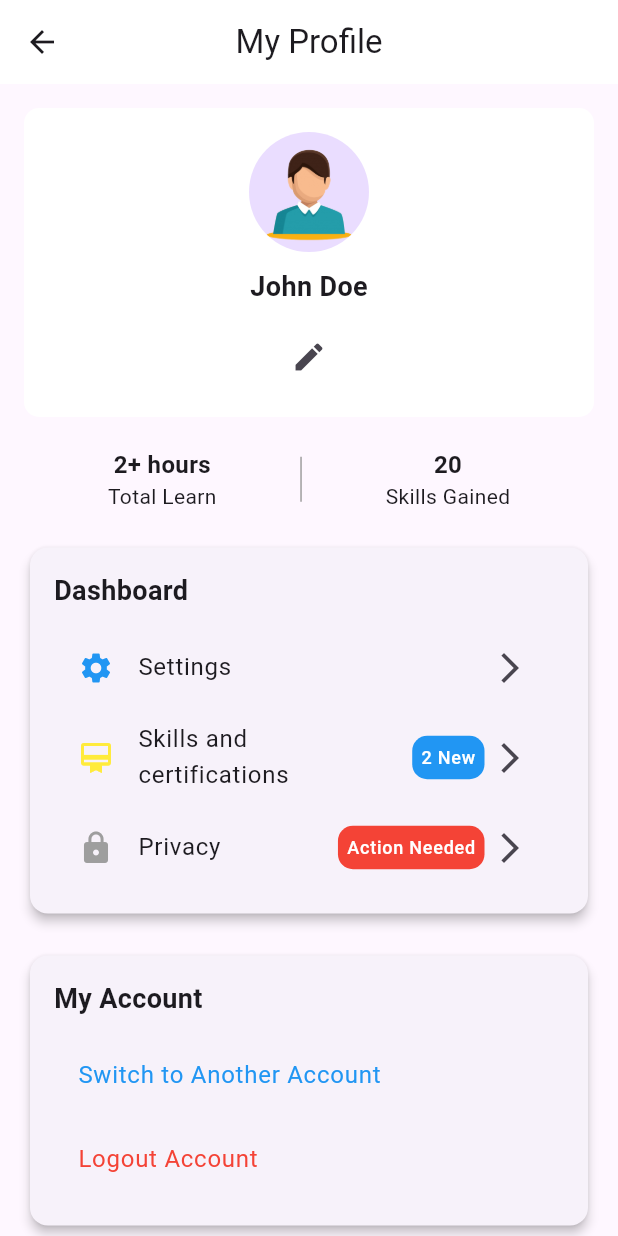
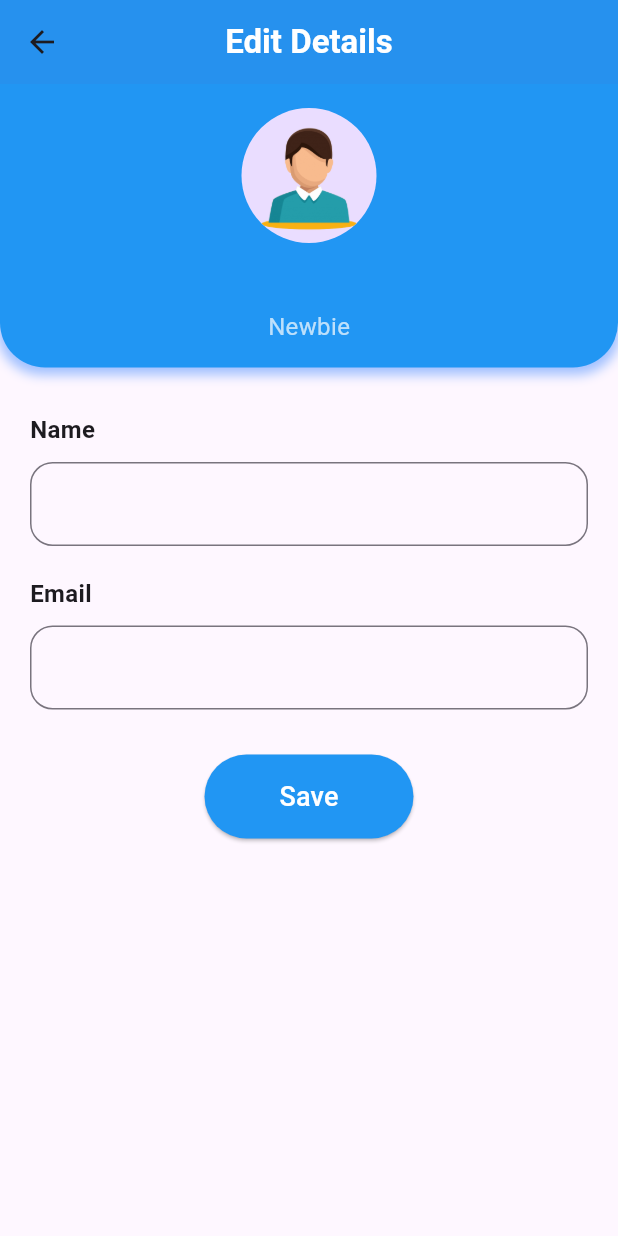
Before and after one commit to danuka-nalidu/soft_skill-app, a Flutter app: the ProfilePage screen opened directly, after a tap on the "edit" icon, on a phone screen of 412 x 824 dp. Run offline on Flutter 3.47's test engine with Material 3 defaults, Android fonts, the phone set to English and light mode, and no system bars; our stand-ins replace cloud_firestore, firebase_auth, firebase_core, iconsax; accounts and stored records are empty; network calls fail.

Commit message:
Update profile and edit profile page

```diff
--- a/lib/pages/app_main_screen.dart
+++ b/lib/pages/app_main_screen.dart
@@ -1,6 +1,8 @@
 import 'package:flutter/material.dart';
 import 'package:iconsax/iconsax.dart';
 import 'package:uee_project/pages/home_screen.dart';
+
+import 'profile.dart';
 
 // Define the primary color constant
 const kprimaryColor = Colors.blue;
@@ -115,7 +117,8 @@ class _AppMainScreenState extends State<AppMainScreen> {
       case 3:
         return navbarPage(Iconsax.notification5);
       case 4:
-        return navbarPage(Iconsax.profile_2user5);
+        // return navbarPage(Iconsax.profile_2user5);
+        return ProfilePage();
       default:
         return navbarPage(Iconsax.home5);
     }
--- /dev/null
+++ b/lib/pages/edit_details.dart
@@ -0,0 +1,201 @@
+import 'package:flutter/material.dart';
+import 'package:firebase_auth/firebase_auth.dart';
+import 'package:uee_project/services/authentication.dart';
+
+class EditDetailsPage extends StatefulWidget {
+  @override
+  _EditDetailsPageState createState() => _EditDetailsPageState();
+}
+
+class _EditDetailsPageState extends State<EditDetailsPage> {
+  String userName = '';
+  String userEmail = '';
+
+  @override
+  void initState() {
+    super.initState();
+    fetchUserDetails(); // Fetch user details on page load
+  }
+
+  void fetchUserDetails() async {
+    String? uid = FirebaseAuth.instance.currentUser?.uid;
+    if (uid != null) {
+      Map<String, dynamic>? userData = await AuthServices().getUserData(uid);
+      if (mounted) {
+        setState(() {
+          userName = userData?['name'] ?? 'John Doe';
+          userEmail = userData?['email'] ?? 'john.doe@mail.com';
+        });
+      }
+    }
+  }
+
+  @override
+  Widget build(BuildContext context) {
+    return Scaffold(
+      appBar: AppBar(
+        title: const Text('Edit Details'),
+        backgroundColor: Colors.blue,
+        centerTitle: true,
+        titleTextStyle: const TextStyle(
+          color: Colors.white,
+          fontWeight: FontWeight.bold,
+          fontSize: 22,
+        ),
+        elevation: 2, // Slight shadow for the app bar
+      ),
+      body: Stack(
+        children: [
+          ListView(
+            padding: EdgeInsets.zero, // Remove padding around ListView
+            children: [
+              // Profile section with avatar, name, and shadow
+              Container(
+                width: double.infinity, // Full width of the container
+                padding: const EdgeInsets.all(16.0),
+                decoration: BoxDecoration(
+                  color: Colors.blue,
+                  borderRadius: const BorderRadius.only(
+                    bottomLeft: Radius.circular(30),
+                    bottomRight: Radius.circular(30),
+                  ),
+                  boxShadow: [
+                    BoxShadow(
+                      color: Colors.blueAccent.withOpacity(0.5),
+                      spreadRadius: 2,
+                      blurRadius: 6,
+                      offset: const Offset(0, 3), // Shadow position
+                    ),
+                  ],
+                ),
+                child: Column(
+                  crossAxisAlignment: CrossAxisAlignment.center,
+                  children: [
+                    const CircleAvatar(
+                      radius: 45,
+                      backgroundImage: AssetImage('images/avatar.png'),
+                    ),
+                    const SizedBox(height: 10),
+                    Text(
+                      userName,
+                      style: const TextStyle(
+                        fontSize: 24,
+                        fontWeight: FontWeight.bold,
+                        color: Colors.white,
+                      ),
+                    ),
+                    const Text(
+                      'Newbie',
+                      style: TextStyle(
+                        fontSize: 16,
+                        color: Colors.white70,
+                      ),
+                    ),
+                  ],
+                ),
+              ),
+              const SizedBox(height: 30),
+
+              // Name field
+              Padding(
+                padding: const EdgeInsets.symmetric(horizontal: 20.0),
+                child: Column(
+                  crossAxisAlignment: CrossAxisAlignment.start,
+                  children: [
+                    const Text(
+                      'Name',
+                      style:
+                          TextStyle(fontWeight: FontWeight.bold, fontSize: 16),
+                    ),
+                    const SizedBox(height: 10),
+                    TextField(
+                      decoration: InputDecoration(
+                        hintText: userName,
+                        border: OutlineInputBorder(
+                          borderRadius:
+                              BorderRadius.circular(15), // Rounded corners
+                          borderSide: const BorderSide(
+                            color: Colors.grey, // Default border color
+                          ),
+                        ),
+                        focusedBorder: OutlineInputBorder(
+                          borderRadius:
+                              BorderRadius.circular(15), // Rounded corners
+                          borderSide: const BorderSide(
+                            color: Colors.blue, // Color when focused
+                            width: 2.0,
+                          ),
+                        ),
+                      ),
+                    ),
+                  ],
+                ),
+              ),
+              const SizedBox(height: 20),
+
+              // Email field
+              Padding(
+                padding: const EdgeInsets.symmetric(horizontal: 20.0),
+                child: Column(
+                  crossAxisAlignment: CrossAxisAlignment.start,
+                  children: [
+                    const Text(
+                      'Email',
+                      style:
+                          TextStyle(fontWeight: FontWeight.bold, fontSize: 16),
+                    ),
+                    const SizedBox(height: 10),
+                    TextField(
+                      decoration: InputDecoration(
+                        hintText: userEmail,
+                        border: OutlineInputBorder(
+                          borderRadius:
+                              BorderRadius.circular(15), // Rounded corners
+                          borderSide: const BorderSide(
+                            color: Colors.grey, // Default border color
+                          ),
+                        ),
+                        focusedBorder: OutlineInputBorder(
+                          borderRadius:
+                              BorderRadius.circular(15), // Rounded corners
+                          borderSide: const BorderSide(
+                            color: Colors.blue, // Color when focused
+                            width: 2.0,
+                          ),
+                        ),
+                      ),
+                    ),
+                  ],
+                ),
+              ),
+              const SizedBox(height: 30),
+
+              // Add Save button
+              Center(
+                child: ElevatedButton(
+                  onPressed: () {
+                    // Handle the save logic here
+                  },
+                  style: ElevatedButton.styleFrom(
+                    padding: const EdgeInsets.symmetric(
+                        horizontal: 50, vertical: 15),
+                    shape: RoundedRectangleBorder(
+                      borderRadius: BorderRadius.circular(30),
+                    ),
+                    backgroundColor:
+                        Colors.blue, // Set background color to blue
+                  ),
+                  child: const Text(
+                    'Save',
+                    style: TextStyle(fontSize: 18, color: Colors.white),
+                  ),
+                ),
+              ),
+              const SizedBox(height: 30),
+            ],
+          ),
+        ],
+      ),
+    );
+  }
+}
--- a/lib/pages/home_screen.dart
+++ b/lib/pages/home_screen.dart
@@ -1,8 +1,10 @@
 import 'package:cloud_firestore/cloud_firestore.dart';
+import 'package:firebase_auth/firebase_auth.dart';
 import 'package:flutter/material.dart';
 import 'package:iconsax/iconsax.dart';
 import 'package:uee_project/pages/profile.dart';
 import 'package:uee_project/pages/skill_detail_screen.dart';
+import 'package:uee_project/services/authentication.dart'; // Import AuthServices
 import 'package:uee_project/widget/banner.dart';
 import 'package:uee_project/widget/my_icon_button.dart';
 
@@ -21,7 +23,29 @@ class _HomeScreenState extends State<HomeScreen> {
   final CollectionReference categoriesItems =
       FirebaseFirestore.instance.collection("Categories");
   final CollectionReference skillItems = FirebaseFirestore.instance
-      .collection("SoftSkills"); //collection for skills section
+      .collection("SoftSkills"); // collection for skills section
+
+  String userName = ''; // Variable to store the user's name
+
+  @override
+  void initState() {
+    super.initState();
+    fetchUserName(); // Fetch the user's name when the screen initializes
+  }
+
+  void fetchUserName() async {
+    String? uid =
+        FirebaseAuth.instance.currentUser?.uid; // Get the current user's UID
+    if (uid != null) {
+      Map<String, dynamic>? userData = await AuthServices().getUserData(uid);
+      if (mounted) {
+        // Check if the widget is still in the tree
+        setState(() {
+          userName = userData?['name'] ?? ''; // Set the user's name
+        });
+      }
+    }
+  }
 
   @override
   Widget build(BuildContext context) {
@@ -67,7 +91,7 @@ class _HomeScreenState extends State<HomeScreen> {
                         ),
                       ),
                     ),
-                    //for banner
+                    // for banner
                     const BannerToExplore(),
                     const Padding(
                       padding: EdgeInsets.symmetric(
@@ -282,9 +306,9 @@ class _HomeScreenState extends State<HomeScreen> {
   Row headerParts() {
     return Row(
       children: [
-        const Text(
-          "Hello, John Doe",
-          style: TextStyle(
+        Text(
+          "Hello, $userName", // Use the fetched user name here
+          style: const TextStyle(
             fontSize: 32,
             fontWeight: FontWeight.bold,
             height: 1,
--- a/lib/pages/profile.dart
+++ b/lib/pages/profile.dart
@@ -1,5 +1,8 @@
 import 'package:flutter/material.dart';
+import 'package:uee_project/pages/edit_details.dart';
 import 'package:uee_project/pages/logout.dart'; // Import the logout page
+import 'package:firebase_auth/firebase_auth.dart'; // Import Firebase Auth
+import 'package:uee_project/services/authentication.dart'; // Import AuthServices
 
 class ProfilePage extends StatefulWidget {
   @override
@@ -7,25 +10,54 @@ class ProfilePage extends StatefulWidget {
 }
 
 class _ProfilePageState extends State<ProfilePage> {
+  String userName = ''; // Variable to store the user's name
+
+  @override
+  void initState() {
+    super.initState();
+    fetchUserName(); // Fetch the user's name when the page initializes
+  }
+
+  void fetchUserName() async {
+    String? uid =
+        FirebaseAuth.instance.currentUser?.uid; // Get the current user's UID
+    if (uid != null) {
+      Map<String, dynamic>? userData = await AuthServices().getUserData(uid);
+      if (mounted) {
+        setState(() {
+          userName = userData?['name'] ?? ''; // Set the user's name
+        });
+      }
+    }
+  }
+
   @override
   Widget build(BuildContext context) {
     return Scaffold(
       appBar: AppBar(
         title: Text('My Profile'),
-        backgroundColor: Colors.white,
+        titleTextStyle: TextStyle(
+            color: Colors.black, fontWeight: FontWeight.bold, fontSize: 25),
+        backgroundColor: Colors.blue, // Set the app bar color to blue
         centerTitle: true,
       ),
       body: ListView(
-        padding: EdgeInsets.all(16.0),
+        // padding: EdgeInsets.all(16.0),
         children: [
           // Profile Section
           Container(
             padding: EdgeInsets.all(16.0),
             decoration: BoxDecoration(
-              color: Colors.white,
-              borderRadius: BorderRadius.circular(10),
+              color: Colors.blue, // Set the background color
+              borderRadius: BorderRadius.only(
+                bottomLeft: Radius.circular(30),
+                bottomRight: Radius.circular(30),
               ),
-            child: Column(
+            ),
+            child: Padding(
+              padding:
+                  const EdgeInsets.only(left: 20.0), // Add left padding here
+              child: Row(
                 children: [
                   // Using the provided image path for the avatar
                   CircleAvatar(
@@ -33,22 +65,33 @@ class _ProfilePageState extends State<ProfilePage> {
                     backgroundImage:
                         AssetImage('images/avatar.png'), // Image path updated
                   ),
-                SizedBox(height: 10),
-                Text(
-                  'John Doe',
+                  SizedBox(width: 10),
+                  Expanded(
+                    child: Text(
+                      userName, // Use the fetched user's name here
                       style: TextStyle(
-                    fontSize: 18,
-                    fontWeight: FontWeight.bold,
+                        fontSize: 22, // Adjust font size
+                        fontWeight: FontWeight.w500,
+                        color: Colors.white, // Change text color to white
                       ),
                     ),
-                SizedBox(height: 10),
-                IconButton(
-                  icon: Icon(Icons.edit),
+                  ),
+                  Padding(
+                    padding: const EdgeInsets.only(right: 15.0),
+                    child: IconButton(
+                      icon: Icon(Icons.edit,
+                          color: Colors.white), // Edit icon color
                       onPressed: () {
-                    // Handle profile editing
+                        Navigator.push(
+                          context,
+                          MaterialPageRoute(
+                              builder: (context) => EditDetailsPage()),
+                        );
                       },
                     ),
+                  ),
                 ],
+              ),
             ),
           ),
           SizedBox(height: 20),
@@ -62,7 +105,7 @@ class _ProfilePageState extends State<ProfilePage> {
                   Text(
                     '2+ hours',
                     style: TextStyle(
-                      fontSize: 16,
+                      fontSize: 20, // Adjust font size
                       fontWeight: FontWeight.bold,
                     ),
                   ),
@@ -75,7 +118,7 @@ class _ProfilePageState extends State<ProfilePage> {
                   Text(
                     '20',
                     style: TextStyle(
-                      fontSize: 16,
+                      fontSize: 20, // Adjust font size
                       fontWeight: FontWeight.bold,
                     ),
                   ),
@@ -85,6 +128,7 @@ class _ProfilePageState extends State<ProfilePage> {
             ],
           ),
           SizedBox(height: 20),
+          Divider(color: Colors.grey), // Add divider
 
           // Dashboard Section
           Card(
--- a/lib/services/authentication.dart
+++ b/lib/services/authentication.dart
@@ -61,4 +61,15 @@ class AuthServices {
   Future<void> signOut() async {
     await _auth.signOut();
   }
+
+  // Add this method to your AuthServices class
+Future<Map<String, dynamic>?> getUserData(String uid) async {
+  try {
+    DocumentSnapshot doc = await _firestore.collection("users").doc(uid).get();
+    return doc.data() as Map<String, dynamic>?; // Return user data
+  } catch (e) {
+    print("Error fetching user data: $e");
+    return null; // Return null if there's an error
+  }
 }
+}
```
Lines whose indentation alone changed are shown as unchanged.
